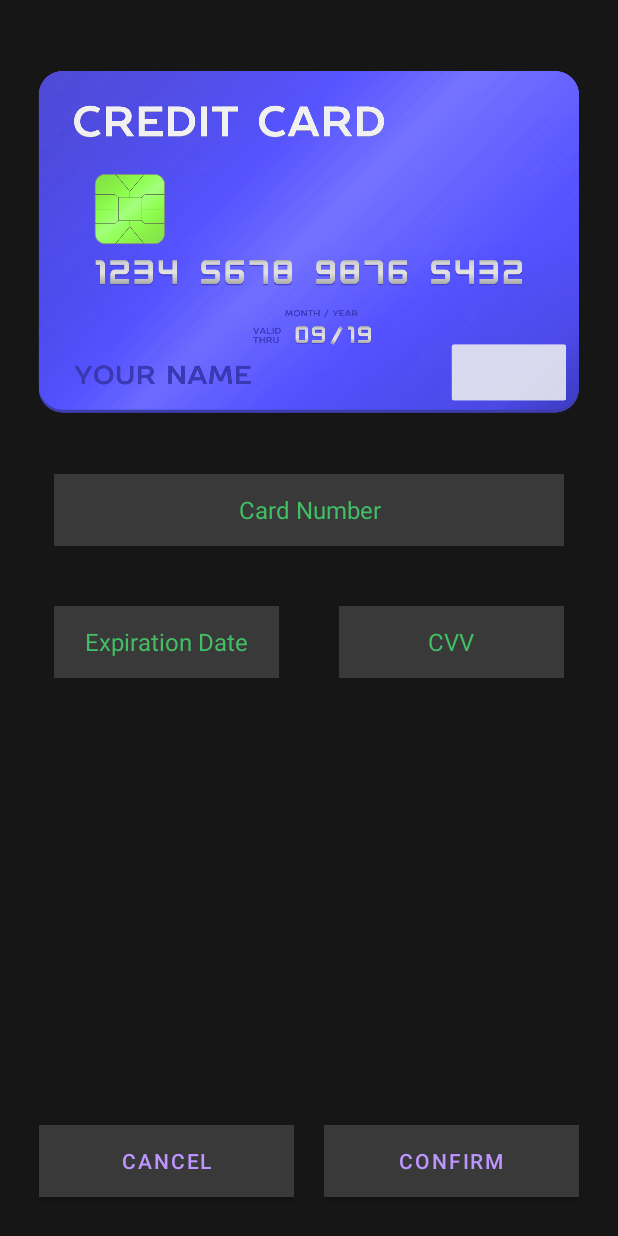
After one commit to Smart-Cart-Project/Smart-Cart-Client, an Android app: the layout checkout.xml on its own in the app's theme, with its tools: preview values and no code run, on a phone screen of 412 x 824 dp. The commit adds this screen. Run offline under Robolectric (Android 15) with nearby library versions, the phone set to English and light mode, and no system bars.

Commit message:
feat: add payment layout

```diff
--- a/app/src/main/java/smart/cart/client/MainActivity.java
+++ b/app/src/main/java/smart/cart/client/MainActivity.java
@@ -58,6 +58,22 @@ public class MainActivity extends AppCompatActivity {
 
         totalPriceTextView = findViewById(R.id.totalPrice);
         itemsListView = findViewById(R.id.itemsList);
+
+        Button checkoutButton = findViewById(R.id.checkout);
+        checkoutButton.setOnClickListener(v -> checkout(cartId, totalPrice, this));
+    }
+
+    private void checkout(String cartId, double totalPrice, MainActivity mainActivity) {
+        setContentView(R.layout.checkout);
+        setTitle("Checkout");
+
+        Button cancelButton = findViewById(R.id.cancel);
+        cancelButton.setOnClickListener(v -> refreshItems(cartId));
+
+        TextView totalPriceTextView = findViewById(R.id.totalPrice);
+        String totalPriceString = "Total: " + totalPrice + "€";
+        totalPriceTextView.setText(totalPriceString);
+
     }
 
     private void fetchItemsAndUpdateUI(String cartId) {
--- a/app/src/main/java/smart/cart/client/shared/Helpers.java
+++ b/app/src/main/java/smart/cart/client/shared/Helpers.java
@@ -9,15 +9,17 @@ import java.io.InputStreamReader;
 import java.net.HttpURLConnection;
 import java.net.URL;
 
+import smart.cart.client.MainActivity;
 import smart.cart.client.R;
 
 public class Helpers {
+    private static final String url = "https://smart-cart-service.onrender.com/items";
+
     public interface GetItemsCallback {
         void onItemsReceived(Item[] items);
     }
 
     public static void getItems(String cartId, GetItemsCallback callback) {
-        String url = "https://smart-cart-service.onrender.com/items";
 
         try {
             String requestUrl = url + "?cartId=" + cartId;
--- /dev/null
+++ b/app/src/main/res/layout/checkout.xml
@@ -0,0 +1,124 @@
+<?xml version="1.0" encoding="utf-8"?>
+<RelativeLayout xmlns:android="http://schemas.android.com/apk/res/android"
+    xmlns:tools="http://schemas.android.com/tools"
+    android:id="@+id/swipeRefresh"
+    android:layout_width="match_parent"
+    android:layout_height="match_parent"
+    android:background="@color/black"
+    android:paddingLeft="@dimen/activity_horizontal_margin"
+    android:paddingTop="@dimen/activity_vertical_margin"
+    android:paddingRight="@dimen/activity_horizontal_margin"
+    android:paddingBottom="@dimen/activity_vertical_margin"
+    tools:context=".MainActivity">
+
+    <ImageView
+        android:layout_width="match_parent"
+        android:layout_height="250dp"
+        android:layout_marginTop="20dp"
+        android:src="@drawable/creditcard"
+        android:contentDescription="@string/creditCardImage" />
+
+    <EditText
+        android:id="@+id/cardNumber"
+        android:layout_width="match_parent"
+        android:layout_height="wrap_content"
+        android:layout_marginStart="20dp"
+        android:layout_marginTop="300dp"
+        android:layout_marginEnd="20dp"
+        android:layout_marginBottom="20dp"
+        android:autofillHints=""
+        android:background="@color/grey"
+        android:hint="@string/cardNumber"
+        android:inputType="number"
+        android:minHeight="48dp"
+        android:textAlignment="center"
+        android:textColor="@color/green"
+        android:textColorHint="@color/green"
+        android:textSize="16sp"
+        tools:ignore="VisualLintTextFieldSize" />
+
+    <LinearLayout
+        android:id="@+id/expirationCvvLayout"
+        android:layout_width="match_parent"
+        android:layout_height="wrap_content"
+        android:layout_below="@id/cardNumber"
+        android:orientation="horizontal">
+
+        <EditText
+            android:id="@+id/cardExpirationDate"
+            android:layout_width="match_parent"
+            android:layout_height="wrap_content"
+            android:layout_margin="20dp"
+            android:layout_weight="1"
+            android:background="@color/grey"
+            android:hint="@string/cardExpirationDate"
+            android:minHeight="48dp"
+            android:textAlignment="center"
+            android:textColor="@color/green"
+            android:textColorHint="@color/green"
+            android:textSize="16sp"
+            android:inputType="date"
+            android:importantForAutofill="no"
+            tools:ignore="VisualLintTextFieldSize" />
+
+        <EditText
+            android:id="@+id/cardCVV"
+            android:layout_width="match_parent"
+            android:layout_height="wrap_content"
+            android:layout_margin="20dp"
+            android:layout_weight="1"
+            android:background="@color/grey"
+            android:hint="@string/cardCVV"
+            android:minHeight="48dp"
+            android:textAlignment="center"
+            android:textColor="@color/green"
+            android:textColorHint="@color/green"
+            android:textSize="16sp"
+            android:inputType="number"
+            android:importantForAutofill="no"
+            tools:ignore="VisualLintTextFieldSize" />
+
+    </LinearLayout>
+
+    <TextView
+        android:id="@+id/totalPrice"
+        android:layout_width="match_parent"
+        android:layout_height="50dp"
+        android:layout_above="@id/buttonsLayout"
+        android:background="@color/black"
+        android:textStyle="bold"
+        android:textSize="20sp"
+        android:textColor="@color/green" />
+
+    <LinearLayout
+        android:id="@+id/buttonsLayout"
+        android:layout_width="match_parent"
+        android:layout_height="wrap_content"
+        android:layout_alignParentBottom="true"
+        android:orientation="horizontal">
+
+        <Button
+            android:id="@+id/cancel"
+            android:layout_width="0dp"
+            android:layout_height="wrap_content"
+            android:layout_weight="1"
+            android:layout_margin="10dp"
+            android:background="@color/grey"
+            android:text="@string/cancel"
+            android:textColor="@color/purple"
+            tools:ignore="ButtonStyle,VisualLintButtonSize" />
+
+        <Button
+            android:id="@+id/refresh"
+            android:layout_width="0dp"
+            android:layout_height="wrap_content"
+            android:layout_weight="1"
+            android:layout_margin="10dp"
+            android:background="@color/grey"
+            android:text="@string/confirm"
+            android:textColor="@color/purple"
+            tools:ignore="ButtonStyle,VisualLintButtonSize" />
+
+    </LinearLayout>
+
+</RelativeLayout>
--- a/app/src/main/res/layout/items_list.xml
+++ b/app/src/main/res/layout/items_list.xml
@@ -27,11 +27,22 @@
 
     <Button
         android:id="@+id/refresh"
+        android:layout_width="wrap_content"
+        android:layout_height="wrap_content"
+        android:layout_alignParentEnd="true"
+        android:layout_alignParentBottom="true"
+        android:layout_marginBottom="60dp"
+        android:text="@string/refresh"
+        android:textColor="@color/white"
+        tools:ignore="RelativeOverlap"></Button>
+
+    <Button
+        android:id="@+id/checkout"
         android:layout_width="match_parent"
         android:layout_height="wrap_content"
         android:layout_alignParentBottom="true"
-        android:text="@string/refresh"
+        android:text="@string/checkout"
         android:textColor="@color/white"
-        android:background="@color/red"></Button>
+        android:background="@color/grey"></Button>
 
 </RelativeLayout>
--- a/app/src/main/res/values/strings.xml
+++ b/app/src/main/res/values/strings.xml
@@ -7,4 +7,16 @@
     <string name="main_text_view">Smart Cart Application</string>
     <string name="main_button">Submit</string>
     <string name="refresh">Refresh</string>
+    <string name="checkout">Checkout</string>
+    <string name="confirm">Confirm</string>
+    <string name="cancel">Cancel</string>
+    <string name="cardNumber">Card Number</string>
+    <string name="cardExpirationDate">Expiration Date</string>
+    <string name="cardCVV">CVV</string>
+    <string name="cardName">Cardholder Name</string>
+    <string name="cardNumberHint">1234 5678 9012 3456</string>
+    <string name="cardExpirationDateHint">MM/YY</string>
+    <string name="cardCVVHint">123</string>
+    <string name="cardNameHint">John Doe</string>
+    <string name="creditCardImage">Credit Card</string>
 </resources>
```
Also changed, not shown: app/src/main/res/drawable/creditcard.png (added).
